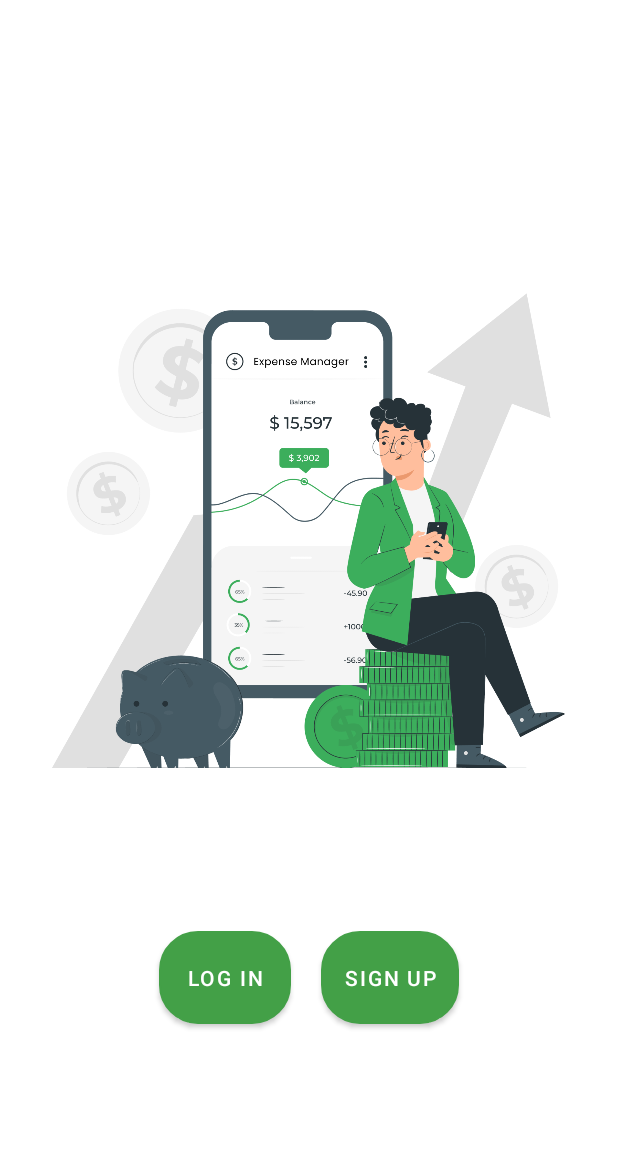
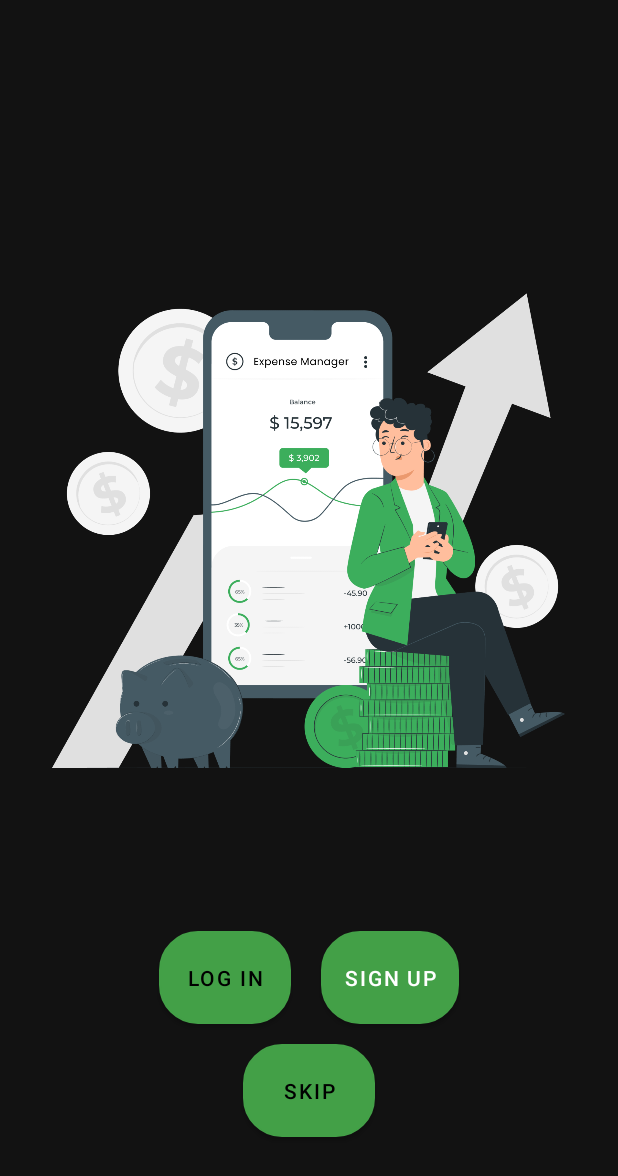
Before and after one commit to keshavop/Expense-Tracker-Android-App, an Android app: the layout activity_sign_or_sign_up.xml on its own in the app's theme, with its tools: preview values and no code run, on a phone screen of 412 x 824 dp. Shown: the top 1176 px of the screen. Run offline under Robolectric (Android 15) with nearby library versions, the phone set to English and light mode, and no system bars.

Commit message:
Added guest Mode

```diff
--- a/app/src/main/java/com/keshav/budgettracker/SignOrSignUp.kt
+++ b/app/src/main/java/com/keshav/budgettracker/SignOrSignUp.kt
@@ -8,12 +8,14 @@ import android.widget.Button
 class SignOrSignUp : AppCompatActivity() {
     lateinit var login : Button
     lateinit var signup: Button
+    lateinit var guest: Button
     override fun onCreate(savedInstanceState: Bundle?) {
         super.onCreate(savedInstanceState)
         setContentView(R.layout.activity_sign_or_sign_up)
 
         login = findViewById<Button>(R.id.login)
         signup = findViewById<Button>(R.id.signup)
+        guest = findViewById<Button>(R.id.guest)
 
         login.setOnClickListener {
             var intent = Intent(applicationContext,Login::class.java)
@@ -26,6 +28,12 @@ class SignOrSignUp : AppCompatActivity() {
             startActivity(intent)
             finish()
         }
+
+        guest.setOnClickListener {
+            var intent = Intent(applicationContext,MainActivity::class.java)
+            startActivity(intent)
+            finish()
+        }
     }
 
 
--- a/app/src/main/java/com/keshav/budgettracker/SplashScrrenActivity.kt
+++ b/app/src/main/java/com/keshav/budgettracker/SplashScrrenActivity.kt
@@ -14,6 +14,6 @@ class SplashScrrenActivity : AppCompatActivity() {
         Handler(Looper.getMainLooper()).postDelayed({
             startActivity(Intent(this, SignOrSignUp::class.java))
             finish()
-        }, 3000)
+        }, 1000)
     }
 }
--- a/app/src/main/res/layout/activity_sign_or_sign_up.xml
+++ b/app/src/main/res/layout/activity_sign_or_sign_up.xml
@@ -57,5 +57,27 @@
 
 </LinearLayout>
 
+    <LinearLayout
+        android:layout_marginTop="650dp"
+        android:layout_width="match_parent"
+        android:layout_height="match_parent"
+        android:orientation="horizontal"
+        android:gravity="center">
+
+        <Button
+            android:id="@+id/guest"
+            android:layout_width="wrap_content"
+            android:layout_height="wrap_content"
+            android:layout_marginLeft="10dp"
+            android:layout_marginTop="0dp"
+            android:layout_marginRight="10dp"
+            android:layout_marginBottom="10dp"
+            android:background="@drawable/shapelogin"
+            android:padding="15dp"
+            android:shadowColor="@android:color/transparent"
+            android:text="Skip" />
+
+    </LinearLayout>
+
 
 </androidx.constraintlayout.widget.ConstraintLayout>
--- a/app/src/main/res/values/styles.xml
+++ b/app/src/main/res/values/styles.xml
@@ -1,6 +1,6 @@
 <resources>
     <!-- Base application theme. -->
-    <style name="AppTheme" parent="Theme.MaterialComponents.Light.DarkActionBar">
+    <style name="AppTheme" parent="Theme.MaterialComponents.NoActionBar">
         <!-- Customize your theme here. -->
         <item name="colorPrimary">@color/green</item>
         <item name="colorPrimaryDark">@color/colorPrimaryDark</item>
```
